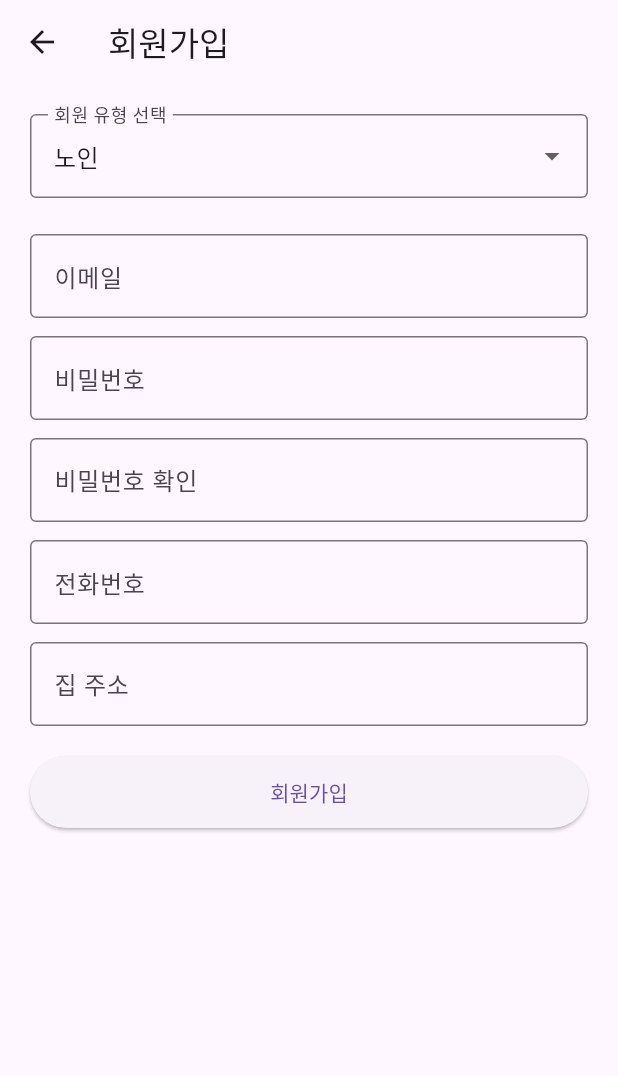
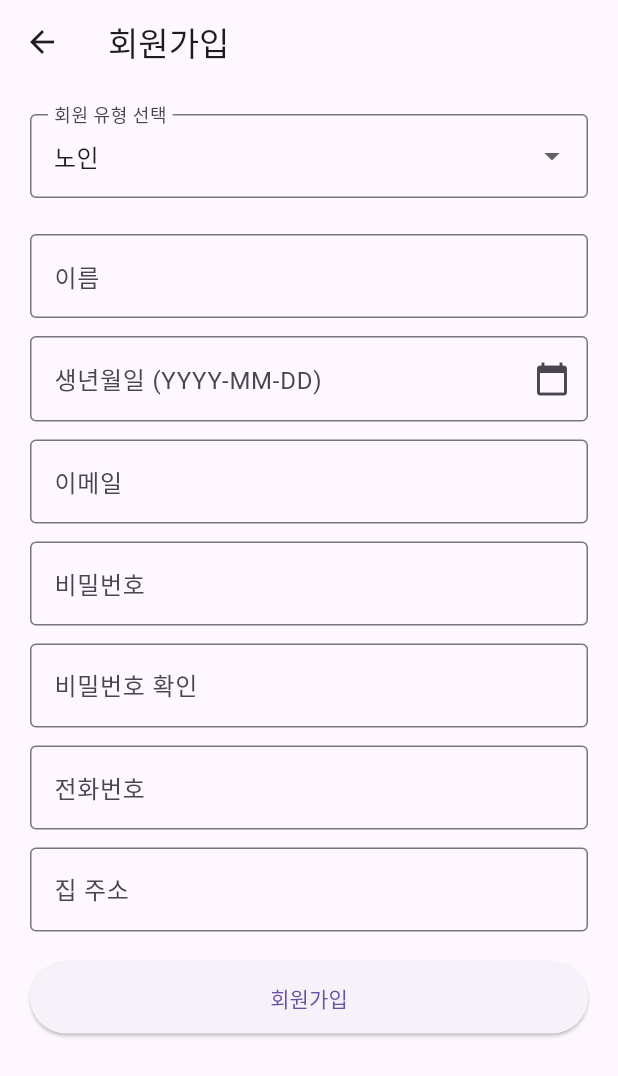
Before and after one commit to tkddus21/ddobaki, a Flutter app: the screen it shows after launch, after a tap on "회원가입", on a phone screen of 412 x 824 dp. Shown: the top 1076 px of the screen. Run offline on Flutter 3.47's test engine with Material 3 defaults, Android fonts, the phone set to English and light mode, and no system bars; our stand-ins replace cloud_firestore, firebase_auth, firebase_core, fl_chart, just_audio, permission_handler and 2 more; missing offline and left inert: flutter_sound, record; accounts and stored records are empty; Roboto replaces fonts that are missing (NanumGothic).

Commit message:
로그인화면과 회원가입 화면 업데이트

```diff
--- a/FrontEnd/lib/screens/login_screen.dart
+++ b/FrontEnd/lib/screens/login_screen.dart
@@ -1,36 +1,97 @@
 // login_screen.dart
 import 'package:flutter/material.dart';
+import 'package:firebase_auth/firebase_auth.dart';
+import 'package:cloud_firestore/cloud_firestore.dart';
 
 class LoginScreen extends StatefulWidget {
+  const LoginScreen({super.key});
+
   @override
-  _LoginScreenState createState() => _LoginScreenState();
+  State<LoginScreen> createState() => _LoginScreenState();
 }
 
 class _LoginScreenState extends State<LoginScreen> {
-  final TextEditingController _emailController = TextEditingController();
-  final TextEditingController _passwordController = TextEditingController();
-  String _userType = '노인';
+  final _emailController = TextEditingController();
+  final _passwordController = TextEditingController();
+  bool _loading = false;
 
-  void _login() {
+  bool _argsApplied = false; // arguments(프리필 이메일) 한 번만 적용
+
+  @override
+  void dispose() {
+    _emailController.dispose();
+    _passwordController.dispose();
+    super.dispose();
+  }
+
+  // 회원가입 화면에서 넘겨준 arguments의 prefillEmail을 읽어 세팅
+  @override
+  void didChangeDependencies() {
+    super.didChangeDependencies();
+    if (_argsApplied) return;
+
+    final args = ModalRoute.of(context)?.settings.arguments;
+    if (args is Map && args['prefillEmail'] is String) {
+      final email = (args['prefillEmail'] as String).trim();
+      if (email.isNotEmpty) {
+        _emailController.text = email;
+      }
+    }
+    _argsApplied = true;
+  }
+
+  Future<void> _login() async {
     final email = _emailController.text.trim();
     final password = _passwordController.text.trim();
 
-    if (email.isNotEmpty && password.isNotEmpty) {
-      switch (_userType) {
-        case '노인':
-          Navigator.pushReplacementNamed(context, '/home_elder');
-          break;
+    if (email.isEmpty || password.isEmpty) {
+      ScaffoldMessenger.of(context).showSnackBar(
+        const SnackBar(content: Text('이메일과 비밀번호를 입력해주세요')),
+      );
+      return;
+    }
+
+    setState(() => _loading = true);
+    try {
+      // 1) 실제 Firebase 이메일/비번 로그인
+      await FirebaseAuth.instance.signInWithEmailAndPassword(
+        email: email,
+        password: password,
+      );
+
+      // 2) Firestore에서 userType 읽어 역할별 홈으로 분기
+      final uid = FirebaseAuth.instance.currentUser!.uid;
+      final snap =
+      await FirebaseFirestore.instance.collection('users').doc(uid).get();
+
+      final role = (snap.data()?['userType'] ?? '노인') as String;
+
+      String nextRoute;
+      switch (role) {
         case '보호자':
-          Navigator.pushReplacementNamed(context, '/home_guardian');
+          nextRoute = '/home_guardian';
           break;
         case '복지사':
-          Navigator.pushReplacementNamed(context, '/home_worker');
+          nextRoute = '/home_worker';
           break;
+        case '노인':
+        default:
+          nextRoute = '/home_elder';
       }
-    } else {
+
+      // 3) 백스택 제거 후 진입
+      if (!mounted) return;
+      Navigator.pushNamedAndRemoveUntil(context, nextRoute, (route) => false);
+    } on FirebaseAuthException catch (e) {
       ScaffoldMessenger.of(context).showSnackBar(
-        SnackBar(content: Text('이메일과 비밀번호를 입력해주세요')),
+        SnackBar(content: Text(e.message ?? '로그인 실패')),
       );
+    } catch (e) {
+      ScaffoldMessenger.of(context).showSnackBar(
+        const SnackBar(content: Text('알 수 없는 오류가 발생했습니다.')),
+      );
+    } finally {
+      if (mounted) setState(() => _loading = false);
     }
   }
 
@@ -45,70 +106,71 @@ class _LoginScreenState extends State<LoginScreen> {
   @override
   Widget build(BuildContext context) {
     return Scaffold(
+      appBar: AppBar(title: const Text('로그인')),
       body: SingleChildScrollView(
         padding: const EdgeInsets.all(20.0),
         child: Column(
           crossAxisAlignment: CrossAxisAlignment.stretch,
           children: [
-            SizedBox(height: 60),
+            const SizedBox(height: 24),
+            // 로고
             Center(
-              child: Image.asset('assets/logo.jpg', width: 300, height: 300),
+              child: Image.asset(
+                'assets/logo.jpg',
+                width: 220,
+                height: 220,
+                fit: BoxFit.cover,
+              ),
             ),
-            SizedBox(height: 20),
+            const SizedBox(height: 16),
+
+            // 이메일
             TextField(
               controller: _emailController,
-              decoration: InputDecoration(
+              keyboardType: TextInputType.emailAddress,
+              textInputAction: TextInputAction.next,
+              decoration: const InputDecoration(
                 labelText: '이메일',
                 border: OutlineInputBorder(),
               ),
             ),
-            SizedBox(height: 12),
+            const SizedBox(height: 12),
+
+            // 비밀번호
             TextField(
               controller: _passwordController,
               obscureText: true,
-              decoration: InputDecoration(
+              onSubmitted: (_) => _login(),
+              decoration: const InputDecoration(
                 labelText: '비밀번호',
                 border: OutlineInputBorder(),
               ),
             ),
-            SizedBox(height: 12),
-            Row(
-              mainAxisAlignment: MainAxisAlignment.spaceBetween,
-              children: [
-                Text("회원 유형:"),
-                DropdownButton<String>(
-                  value: _userType,
-                  items: ['노인', '보호자', '복지사'].map((type) {
-                    return DropdownMenuItem(
-                      value: type,
-                      child: Text(type),
-                    );
-                  }).toList(),
-                  onChanged: (value) {
-                    setState(() {
-                      _userType = value!;
-                    });
-                  },
-                ),
-              ],
+            const SizedBox(height: 20),
+
+            // 로그인 버튼
+            SizedBox(
+              height: 48,
+              child: ElevatedButton(
+                onPressed: _loading ? null : _login,
+                child: _loading
+                    ? const CircularProgressIndicator(color: Colors.white)
+                    : const Text('로그인'),
+              ),
             ),
-            SizedBox(height: 20),
-            ElevatedButton(
-              onPressed: _login,
-              child: Text("로그인"),
-              style: ElevatedButton.styleFrom(minimumSize: Size(double.infinity, 48)),
-            ),
-            SizedBox(height: 12),
+            const SizedBox(height: 12),
+
+            // 하단 링크들
             Row(
               mainAxisAlignment: MainAxisAlignment.spaceBetween,
               children: [
                 TextButton(
                   onPressed: _goToSignup,
-                  child: Text("회원가입"),
+                  child: const Text('회원가입'),
                 ),
                 TextButton(
                   onPressed: _goToForgotPassword,
-                  child: Text("아이디 / 비밀번호 찾기"),
+                  child: const Text('아이디 / 비밀번호 찾기'),
                 ),
               ],
             ),
--- a/FrontEnd/lib/screens/signup_screen.dart
+++ b/FrontEnd/lib/screens/signup_screen.dart
@@ -14,17 +14,68 @@ class _SignupScreenState extends State<SignupScreen> {
   final _phoneController = TextEditingController();
   final _addressController = TextEditingController();
   final _extraInfoController = TextEditingController();
+
+  // 추가: 이름 / 생년월일
+  final _nameController = TextEditingController();
+  final _birthController = TextEditingController(); // 표시용
+  DateTime? _birthDate;
+
   String _userType = '노인';
   bool _isLoading = false;
+
+  @override
+  void dispose() {
+    _emailController.dispose();
+    _passwordController.dispose();
+    _confirmPasswordController.dispose();
+    _phoneController.dispose();
+    _addressController.dispose();
+    _extraInfoController.dispose();
+    _nameController.dispose();
+    _birthController.dispose();
+    super.dispose();
+  }
+
+  Future<void> _pickBirthDate() async {
+    final now = DateTime.now();
+    final picked = await showDatePicker(
+      context: context,
+      initialDate: DateTime(now.year - 70, 1, 1),
+      firstDate: DateTime(1900, 1, 1),
+      lastDate: now,
+    );
+    if (picked != null) {
+      setState(() {
+        _birthDate = picked;
+        _birthController.text =
+        '${picked.year.toString().padLeft(4, '0')}-'
+            '${picked.month.toString().padLeft(2, '0')}-'
+            '${picked.day.toString().padLeft(2, '0')}';
+      });
+    }
+  }
 
   void _signup() async {
     final email = _emailController.text.trim();
     final password = _passwordController.text.trim();
     final confirmPassword = _confirmPasswordController.text.trim();
+    final name = _nameController.text.trim();
 
+    if (name.isEmpty) {
+      ScaffoldMessenger.of(context).showSnackBar(
+        const SnackBar(content: Text('이름을 입력해주세요.')),
+      );
+      return;
+    }
+    if (_birthDate == null) {
+      ScaffoldMessenger.of(context).showSnackBar(
+        const SnackBar(content: Text('생년월일을 선택해주세요.')),
+      );
+      return;
+    }
     if (password != confirmPassword) {
       ScaffoldMessenger.of(context).showSnackBar(
-        SnackBar(content: Text('비밀번호가 일치하지 않습니다.')),
+        const SnackBar(content: Text('비밀번호가 일치하지 않습니다.')),
       );
       return;
     }
@@ -32,22 +83,48 @@ class _SignupScreenState extends State<SignupScreen> {
     setState(() => _isLoading = true);
 
     try {
-      UserCredential userCredential = await FirebaseAuth.instance
+      final cred = await FirebaseAuth.instance
           .createUserWithEmailAndPassword(email: email, password: password);
 
-      await FirebaseFirestore.instance
-          .collection('users')
-          .doc(userCredential.user!.uid)
-          .set({
+      final uid = cred.user!.uid;
+
+      // 생년월일 문자열(표시용)
+      final bd = _birthDate!;
+      final bdStr =
+          '${bd.year.toString().padLeft(4, '0')}-'
+          '${bd.month.toString().padLeft(2, '0')}-'
+          '${bd.day.toString().padLeft(2, '0')}';
+
+      final data = {
         'email': email,
         'userType': _userType,
+        'name': name,
+        'birthDate': bd,             // Timestamp로 저장됨
+        'birthDateString': bdStr,    // 표시용
         'phone': _phoneController.text.trim(),
         'address': _addressController.text.trim(),
-        'extra': _extraInfoController.text.trim(),
-        'name': email.split('@')[0],
-      });
+        'createdAt': FieldValue.serverTimestamp(),
+      };
 
-      Navigator.pushReplacementNamed(context, '/');
+      if (_userType == '보호자') {
+        data['elderEmail'] = _extraInfoController.text.trim();
+      } else if (_userType == '복지사') {
+        data['orgName'] = _extraInfoController.text.trim();
+      }
+
+      await FirebaseFirestore.instance.collection('users').doc(uid).set(data);
+
+      // ✅ 가입 직후 자동 로그인 상태 해제
+      await FirebaseAuth.instance.signOut();
+
+      // ✅ 로그인 화면으로 이동하면서 이메일 프리필 전달
+      if (!mounted) return;
+      Navigator.pushNamedAndRemoveUntil(
+        context,
+        '/login',
+            (route) => false,
+        arguments: {'prefillEmail': email},
+      );
     } on FirebaseAuthException catch (e) {
       ScaffoldMessenger.of(context).showSnackBar(
         SnackBar(content: Text(e.message ?? '회원가입 실패')),
@@ -61,7 +138,7 @@ class _SignupScreenState extends State<SignupScreen> {
     if (_userType == '보호자') {
       return TextField(
         controller: _extraInfoController,
-        decoration: InputDecoration(
+        decoration: const InputDecoration(
           labelText: '연결할 노인 이메일',
           border: OutlineInputBorder(),
         ),
@@ -69,20 +146,20 @@ class _SignupScreenState extends State<SignupScreen> {
     } else if (_userType == '복지사') {
       return TextField(
         controller: _extraInfoController,
-        decoration: InputDecoration(
+        decoration: const InputDecoration(
           labelText: '소속 기관명',
           border: OutlineInputBorder(),
         ),
       );
     } else {
-      return SizedBox.shrink();
+      return const SizedBox.shrink();
     }
   }
 
   @override
   Widget build(BuildContext context) {
     return Scaffold(
-      appBar: AppBar(title: Text('회원가입')),
+      appBar: AppBar(title: const Text('회원가입')),
       body: SingleChildScrollView(
         padding: const EdgeInsets.all(20.0),
         child: Column(
@@ -90,73 +167,95 @@ class _SignupScreenState extends State<SignupScreen> {
           children: [
             DropdownButtonFormField<String>(
               value: _userType,
-              items: ['노인', '보호자', '복지사'].map((type) {
-                return DropdownMenuItem(
-                  value: type,
-                  child: Text(type),
-                );
-              }).toList(),
-              onChanged: (value) {
-                setState(() {
-                  _userType = value!;
-                });
-              },
-              decoration: InputDecoration(
+              items: ['노인', '보호자', '복지사']
+                  .map((t) => DropdownMenuItem(value: t, child: Text(t)))
+                  .toList(),
+              onChanged: (v) => setState(() => _userType = v!),
+              decoration: const InputDecoration(
                 labelText: '회원 유형 선택',
                 border: OutlineInputBorder(),
               ),
             ),
-            SizedBox(height: 12),
+            const SizedBox(height: 12),
             _buildExtraField(),
-            SizedBox(height: 12),
+            const SizedBox(height: 12),
+
+            // 이름
+            TextField(
+              controller: _nameController,
+              textInputAction: TextInputAction.next,
+              decoration: const InputDecoration(
+                labelText: '이름',
+                border: OutlineInputBorder(),
+              ),
+            ),
+            const SizedBox(height: 12),
+
+            // 생년월일
+            TextField(
+              controller: _birthController,
+              readOnly: true,
+              onTap: _pickBirthDate,
+              decoration: const InputDecoration(
+                labelText: '생년월일 (YYYY-MM-DD)',
+                hintText: '생년월일을 선택해주세요',
+                border: OutlineInputBorder(),
+                suffixIcon: Icon(Icons.calendar_today),
+              ),
+            ),
+            const SizedBox(height: 12),
+
             TextField(
               controller: _emailController,
-              decoration: InputDecoration(
+              keyboardType: TextInputType.emailAddress,
+              decoration: const InputDecoration(
                 labelText: '이메일',
                 border: OutlineInputBorder(),
               ),
             ),
-            SizedBox(height: 12),
+            const SizedBox(height: 12),
             TextField(
               controller: _passwordController,
               obscureText: true,
-              decoration: InputDecoration(
+              decoration: const InputDecoration(
                 labelText: '비밀번호',
                 border: OutlineInputBorder(),
               ),
             ),
-            SizedBox(height: 12),
+            const SizedBox(height: 12),
             TextField(
               controller: _confirmPasswordController,
               obscureText: true,
-              decoration: InputDecoration(
+              decoration: const InputDecoration(
                 labelText: '비밀번호 확인',
                 border: OutlineInputBorder(),
               ),
             ),
-            SizedBox(height: 12),
+            const SizedBox(height: 12),
             TextField(
               controller: _phoneController,
-              decoration: InputDecoration(
+              keyboardType: TextInputType.phone,
+              decoration: const InputDecoration(
                 labelText: '전화번호',
                 border: OutlineInputBorder(),
               ),
             ),
-            SizedBox(height: 12),
+            const SizedBox(height: 12),
             TextField(
               controller: _addressController,
-              decoration: InputDecoration(
+              decoration: const InputDecoration(
                 labelText: '집 주소',
                 border: OutlineInputBorder(),
               ),
             ),
-            SizedBox(height: 20),
+            const SizedBox(height: 20),
+
             ElevatedButton(
               onPressed: _isLoading ? null : _signup,
+              style: ElevatedButton.styleFrom(minimumSize: const Size(double.infinity, 48)),
               child: _isLoading
-                  ? CircularProgressIndicator(color: Colors.white)
-                  : Text('회원가입'),
-              style: ElevatedButton.styleFrom(minimumSize: Size(double.infinity, 48)),
+                  ? const CircularProgressIndicator(color: Colors.white)
+                  : const Text('회원가입'),
             ),
           ],
         ),
```
